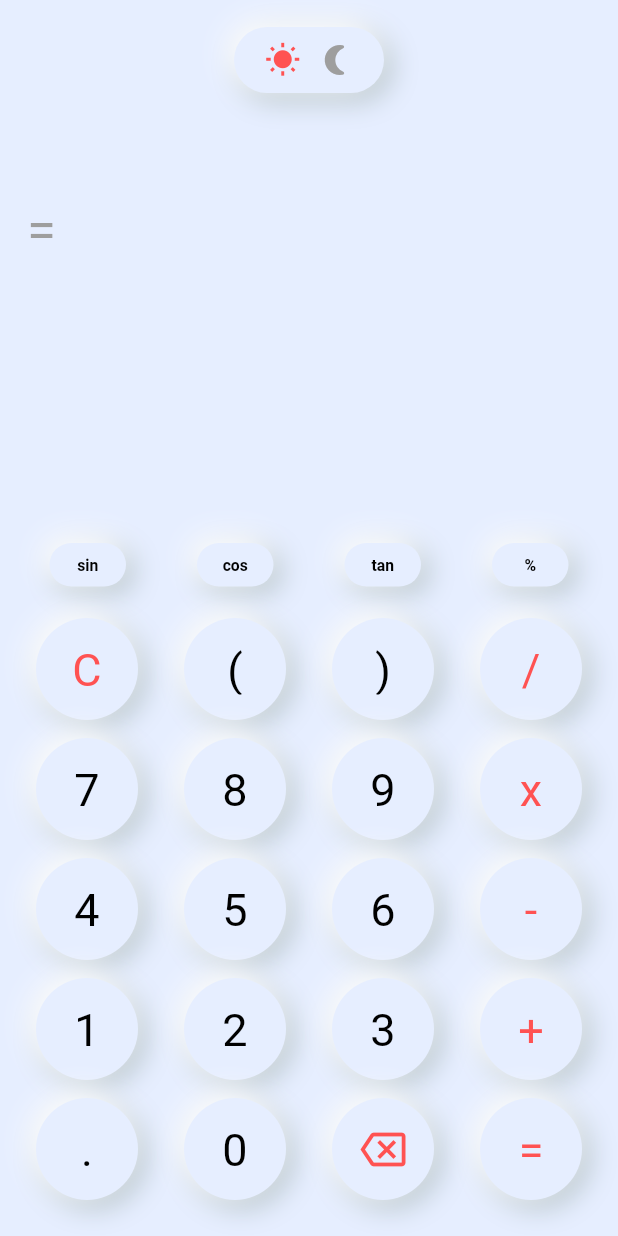
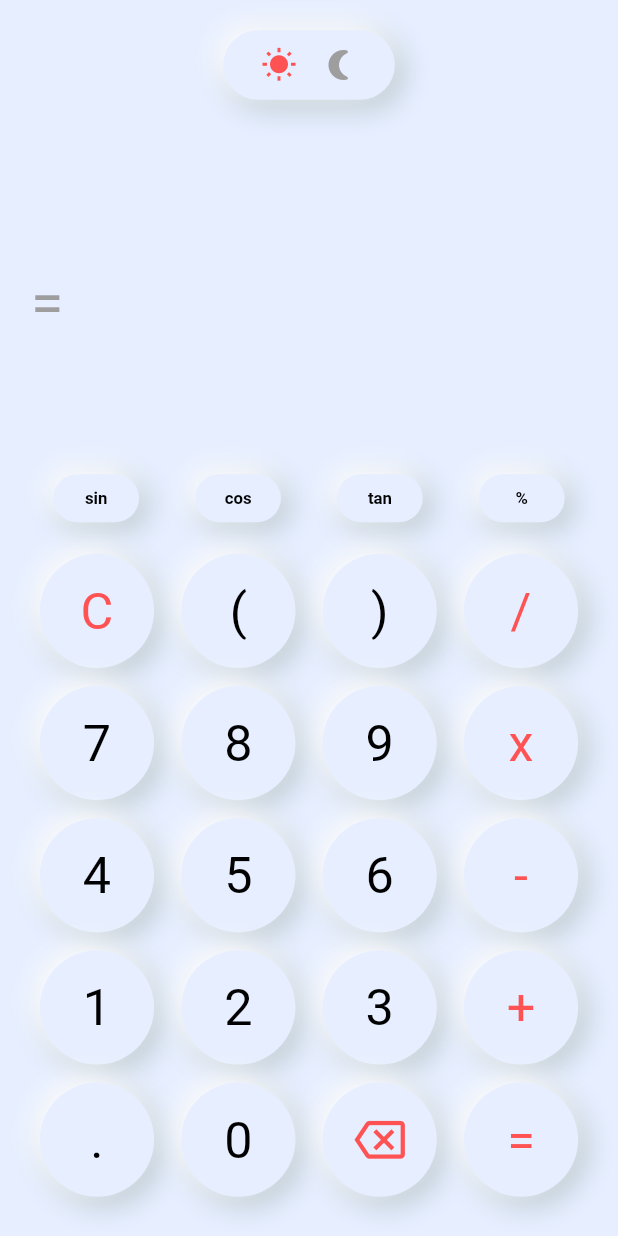
Before and after one commit to gani2267/Calculator_Neumorphism, a Flutter app: the screen it shows after launch, on a phone screen of 412 x 824 dp. Run offline on Flutter 3.47's test engine with Material 2 defaults, Android fonts, the phone set to English and light mode, and no system bars; our stand-ins replace get, math_expressions.

Commit message:
responsive ui for all android sizes managed

```diff
--- a/lib/components/buttonoval.dart
+++ b/lib/components/buttonoval.dart
@@ -1,14 +1,22 @@
 
 import 'package:calculator/components/neucontainer.dart';
+import 'package:calculator/utils/dimensions.dart';
 import 'package:flutter/material.dart';
 
 Widget ButtonOval({required String title, required bool darkMode,double padding = 17}){
+
+  padding = Dimensions.height17;
+  double width15 = Dimensions.width15;
+
   return Padding(
-    padding: const EdgeInsets.all(15),
+    padding: const EdgeInsets.symmetric(
+      vertical: 15,
+      horizontal: 15
+    ),
 
     child: NeuContainer(
       darkMode: darkMode,
-      borderRadius: BorderRadius.circular(30),
+      borderRadius: BorderRadius.circular(Dimensions.radius30),
       padding:
       EdgeInsets.symmetric(horizontal: padding, vertical: padding / 2),
 
@@ -18,7 +26,7 @@ Widget ButtonOval({required String title, required bool darkMode,double padding
           child: Text('$title',
           style: TextStyle(
             color: darkMode ? Colors.white : Colors.black,
-            fontSize: 10.5,
+            fontSize: Dimensions.font10,
             fontWeight: FontWeight.bold
           ),),
         ),
--- a/lib/components/buttonrounded.dart
+++ b/lib/components/buttonrounded.dart
@@ -1,4 +1,5 @@
 import 'package:calculator/components/neucontainer.dart';
+import 'package:calculator/utils/dimensions.dart';
 import 'package:flutter/material.dart';
 
 Widget ButtonRounded(
@@ -9,9 +10,14 @@ Widget ButtonRounded(
       Color? textColor,
       required bool darkMode}) {
 
+  padding = Dimensions.height17;
+
   return GestureDetector(
     child: Padding(
-      padding: const EdgeInsets.all(6),
+      padding: const EdgeInsets.symmetric(
+        vertical: 6,
+        horizontal: 6
+      ),
       child: NeuContainer(
 
         darkMode: darkMode,
@@ -30,12 +36,12 @@ Widget ButtonRounded(
                         : darkMode
                         ? Colors.white
                         : Colors.black,
-                    fontSize: 30),
+                    fontSize: Dimensions.font30),
               )
                   : Icon(
                 icon,
                 color: iconColor,
-                size: 30,
+                size: Dimensions.icon30,
               )),
         ),
       ),
--- a/lib/components/swithmode.dart
+++ b/lib/components/swithmode.dart
@@ -1,4 +1,5 @@
 import 'package:calculator/components/neucontainer.dart';
+import 'package:calculator/utils/dimensions.dart';
 import 'package:flutter/material.dart';
 
 class SwitchMode extends StatelessWidget {
@@ -11,11 +12,11 @@ class SwitchMode extends StatelessWidget {
   Widget build(BuildContext context) {
     return NeuContainer(
 
-      padding: EdgeInsets.symmetric(vertical: 10, horizontal: 15),
-      borderRadius: BorderRadius.circular(40),
+      padding: EdgeInsets.symmetric(vertical: Dimensions.height10, horizontal: Dimensions.width15),
+      borderRadius: BorderRadius.circular(Dimensions.radius40),
 
       child: Container(
-        width: 70,
+        width: Dimensions.width70,
         child:
           Row(
             mainAxisAlignment: MainAxisAlignment.spaceAround,
--- a/lib/screen/calculatorscreen.dart
+++ b/lib/screen/calculatorscreen.dart
@@ -2,7 +2,10 @@ import 'package:calculator/components/buttonoval.dart';
 import 'package:calculator/components/buttonrounded.dart';
 import 'package:calculator/components/swithmode.dart';
 import 'package:flutter/material.dart';
+import 'package:calculator/utils/dimensions.dart';
 import 'package:math_expressions/math_expressions.dart';
+
+import 'package:get/get.dart';
 
 class CalculatorNeuScreen extends StatefulWidget {
   @override
@@ -23,7 +26,10 @@ class _CalculatorNeuScreenState extends State<CalculatorNeuScreen> {
       backgroundColor: darkmode ? colorDark : colorLight,
       body: SafeArea(
         child: Padding(
-          padding: EdgeInsets.all(18),
+          padding: EdgeInsets.symmetric(
+            horizontal: Dimensions.padding_w_18,
+            vertical: Dimensions.padding_h_18
+          ),
           child: Column(
             mainAxisAlignment: MainAxisAlignment.spaceBetween,
             children: [
@@ -40,16 +46,22 @@ class _CalculatorNeuScreenState extends State<CalculatorNeuScreen> {
                       child: SwitchMode(darkmode),
                     ),
                     SizedBox(
-                      height: 30,
+                      height: Dimensions.sizedbox_70,
                     ),
                     Align(
                       alignment: Alignment.centerRight,
-                      child: Text(
-                        str,
-                        style: TextStyle(
-                            fontSize: 35,
-                            fontWeight: FontWeight.bold,
-                            color: darkmode ? Colors.white : Colors.red),
+                      child: SingleChildScrollView(
+                        scrollDirection: Axis.horizontal,
+                        reverse: true,
+                        child: Text(
+                          str,
+                          softWrap: false,
+                          maxLines: 1,
+                          style: TextStyle(
+                              fontSize: Dimensions.font35,
+                              fontWeight: FontWeight.bold,
+                              color: darkmode ? Colors.white : Colors.red),
+                        ),
                       ),
                     ),
                     Row(
@@ -58,19 +70,19 @@ class _CalculatorNeuScreenState extends State<CalculatorNeuScreen> {
                         Text(
                           '=',
                           style: TextStyle(
-                              fontSize: 35,
+                              fontSize: Dimensions.font35,
                               color: darkmode ? Colors.green : Colors.grey),
                         ),
                         Text(
                           answer,
                           style: TextStyle(
-                              fontSize: 20,
+                              fontSize: Dimensions.font20,
                               color: darkmode ? Colors.green : Colors.grey),
                         )
                       ],
                     ),
                     SizedBox(
-                      height: 10,
+                      height: Dimensions.sizedbox_5,
                     )
                   ],
                 ),
@@ -381,5 +393,14 @@ class _CalculatorNeuScreenState extends State<CalculatorNeuScreen> {
     ContextModel cm = ContextModel();
     double eval = exp.evaluate(EvaluationType.REAL, cm);
     answer = eval.toString();
+
+    print("width");
+    print(Get.width);
+
+    print("height");
+    print(Get.height);
+    print("HeightFactor");
+    print(Dimensions.heightFactor);
+
   }
 }
--- /dev/null
+++ b/lib/utils/dimensions.dart
@@ -0,0 +1,45 @@
+import 'package:flutter/material.dart';
+import 'package:get/get.dart';
+
+class Dimensions{
+
+  static double screenHeight = Get.height;
+  static double screenWidth = Get.width;
+
+  static double rmxHeight = 736;
+  static double rmxWidth = 360;
+
+  static double heightFactor = screenHeight/rmxHeight;
+  static double widthFactor = screenWidth/rmxWidth;
+
+  //calculatorscreen
+  static double sizedbox_70 = 60*heightFactor;
+  static double sizedbox_5 = 5*heightFactor;
+
+  static double padding_h_18 = 18*heightFactor;
+  static double padding_w_18 = 18*widthFactor;
+
+  static double font35 = 35*heightFactor;
+  static double font20 = 20*heightFactor;
+
+
+  //switchmode
+  static double width70 = 70*widthFactor;
+  static double height10 = 10*heightFactor;
+  static double width15 = 15*widthFactor;
+  static double radius40 = 40*heightFactor;
+
+
+  //buttonRouded
+  static double height6 = 6*heightFactor;
+  static double width6 = 6*widthFactor;
+  static double font30 = 30*heightFactor;
+  static double icon30 = 30*heightFactor;
+
+  static double height17 = 17*heightFactor;
+
+
+  static double font10 = 10*heightFactor;
+  static double radius30 = 30*heightFactor;
+
+}
--- a/pubspec.yaml
+++ b/pubspec.yaml
@@ -35,6 +35,7 @@ dependencies:
   # Use with the CupertinoIcons class for iOS style icons.
   cupertino_icons: ^1.0.2
   math_expressions: ^2.3.1
+  get: ^4.6.5
 
 dev_dependencies:
   flutter_test:
```
Also changed, not shown: pubspec.lock.
